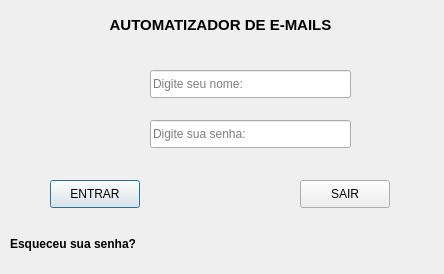
Qt form UI/login.ui (gabrielbitencort/Automatizador) before a commit.
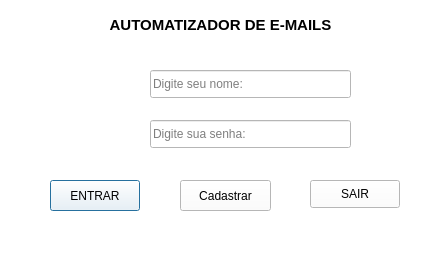
The same form after that commit. Icons and pictures are not drawn.

What changed in the file:
```diff
--- a/UI/login.ui
+++ b/UI/login.ui
@@ -10,6 +10,12 @@
     <height>274</height>
    </rect>
   </property>
+  <property name="minimumSize">
+   <size>
+    <width>444</width>
+    <height>274</height>
+   </size>
+  </property>
   <property name="maximumSize">
    <size>
     <width>444</width>
@@ -19,6 +25,9 @@
   <property name="windowTitle">
    <string>Dialog</string>
   </property>
+  <property name="styleSheet">
+   <string notr="true">background-color: rgb(255, 255, 255);</string>
+  </property>
   <widget class="QLabel" name="label_2">
    <property name="geometry">
     <rect>
@@ -57,7 +66,7 @@
      <x>50</x>
      <y>180</y>
      <width>90</width>
-     <height>28</height>
+     <height>31</height>
     </rect>
    </property>
    <property name="text">
@@ -67,7 +76,7 @@
   <widget class="QPushButton" name="btn_exit">
    <property name="geometry">
     <rect>
-     <x>300</x>
+     <x>310</x>
      <y>180</y>
      <width>90</width>
      <height>28</height>
@@ -141,12 +150,25 @@
     <item>
      <widget class="QLabel" name="label_4">
       <property name="text">
-       <string>&lt;html&gt;&lt;head/&gt;&lt;body&gt;&lt;p&gt;&lt;span style=&quot; font-weight:600; color:#000000;&quot;&gt;Esqueceu sua senha?&lt;/span&gt;&lt;/p&gt;&lt;/body&gt;&lt;/html&gt;</string>
+       <string>&lt;html&gt;&lt;head/&gt;&lt;body&gt;&lt;p&gt;&lt;br/&gt;&lt;/p&gt;&lt;/body&gt;&lt;/html&gt;</string>
       </property>
      </widget>
     </item>
    </layout>
   </widget>
+  <widget class="QPushButton" name="btn_register">
+   <property name="geometry">
+    <rect>
+     <x>180</x>
+     <y>180</y>
+     <width>91</width>
+     <height>31</height>
+    </rect>
+   </property>
+   <property name="text">
+    <string>Cadastrar</string>
+   </property>
+  </widget>
  </widget>
  <resources>
   <include location="../img.qrc"/>
```
Left out of the diff: 2 changed lines with no effect on the pictures.
